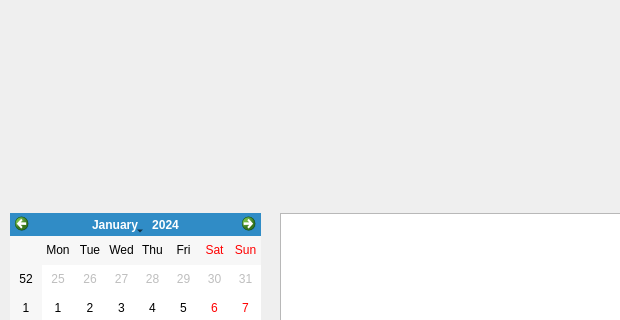
Yourp/CourseWork, file mainwindow.ui: the form before one commit; both pictures show x 0 to 620 and y 197 to 517 of the 1058 by 738 pixel window.
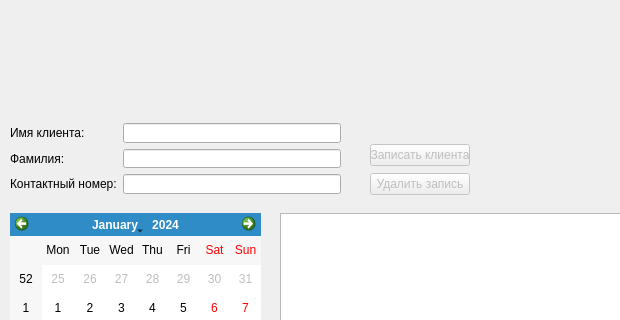
The form after the commit.

```diff
--- a/mainwindow.ui
+++ b/mainwindow.ui
@@ -49,6 +49,80 @@
      <enum>QAbstractItemView::SelectRows</enum>
     </property>
    </widget>
+   <widget class="QWidget" name="">
+    <property name="geometry">
+     <rect>
+      <x>10</x>
+      <y>320</y>
+      <width>331</width>
+      <height>71</height>
+     </rect>
+    </property>
+    <layout class="QFormLayout" name="formLayout">
+     <item row="0" column="0">
+      <widget class="QLabel" name="L_Name">
+       <property name="text">
+        <string>Имя клиента:</string>
+       </property>
+      </widget>
+     </item>
+     <item row="0" column="1">
+      <widget class="QLineEdit" name="LE_Name"/>
+     </item>
+     <item row="1" column="0">
+      <widget class="QLabel" name="L_Surname">
+       <property name="text">
+        <string>Фамилия:</string>
+       </property>
+      </widget>
+     </item>
+     <item row="1" column="1">
+      <widget class="QLineEdit" name="LE_Surname"/>
+     </item>
+     <item row="2" column="0">
+      <widget class="QLabel" name="L_Phone">
+       <property name="text">
+        <string>Контактный номер:</string>
+       </property>
+      </widget>
+     </item>
+     <item row="2" column="1">
+      <widget class="QLineEdit" name="LE_Phone"/>
+     </item>
+    </layout>
+   </widget>
+   <widget class="QWidget" name="">
+    <property name="geometry">
+     <rect>
+      <x>370</x>
+      <y>340</y>
+      <width>100</width>
+      <height>54</height>
+     </rect>
+    </property>
+    <layout class="QVBoxLayout" name="verticalLayout">
+     <item>
+      <widget class="QPushButton" name="PB_AddOrder">
+       <property name="enabled">
+        <bool>false</bool>
+       </property>
+       <property name="text">
+        <string>Записать клиента</string>
+       </property>
+      </widget>
+     </item>
+     <item>
+      <widget class="QPushButton" name="PB_DeleteOrder">
+       <property name="enabled">
+        <bool>false</bool>
+       </property>
+       <property name="text">
+        <string>Удалить запись</string>
+       </property>
+      </widget>
+     </item>
+    </layout>
+   </widget>
   </widget>
   <widget class="QMenuBar" name="menubar">
    <property name="geometry">
```
